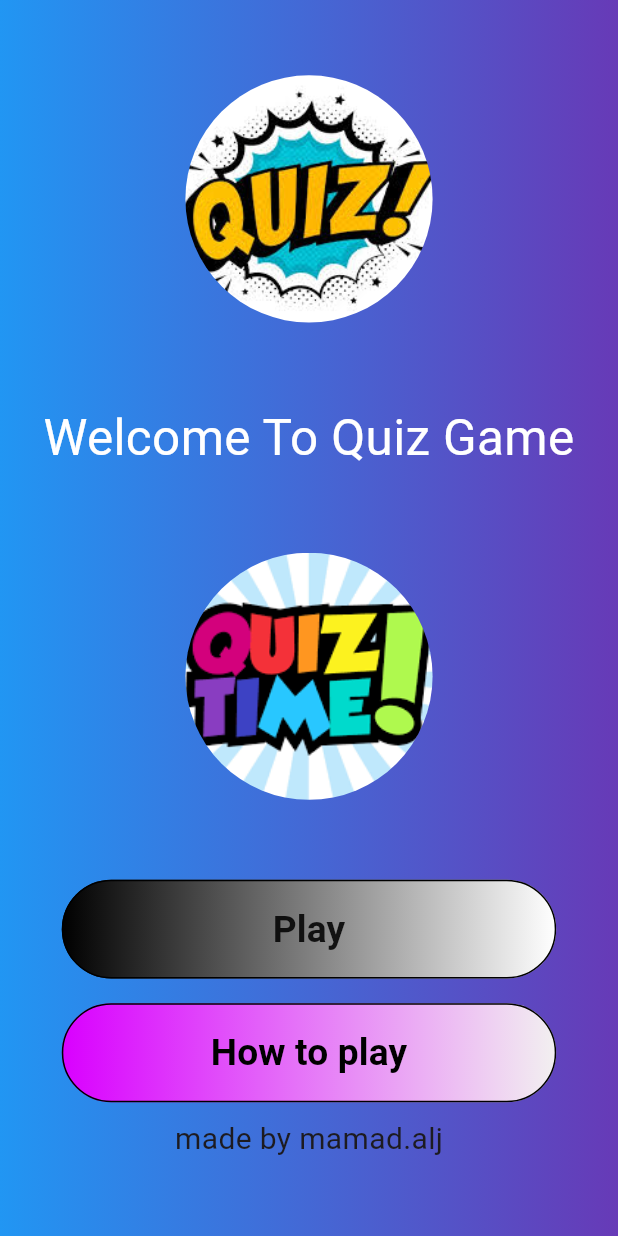
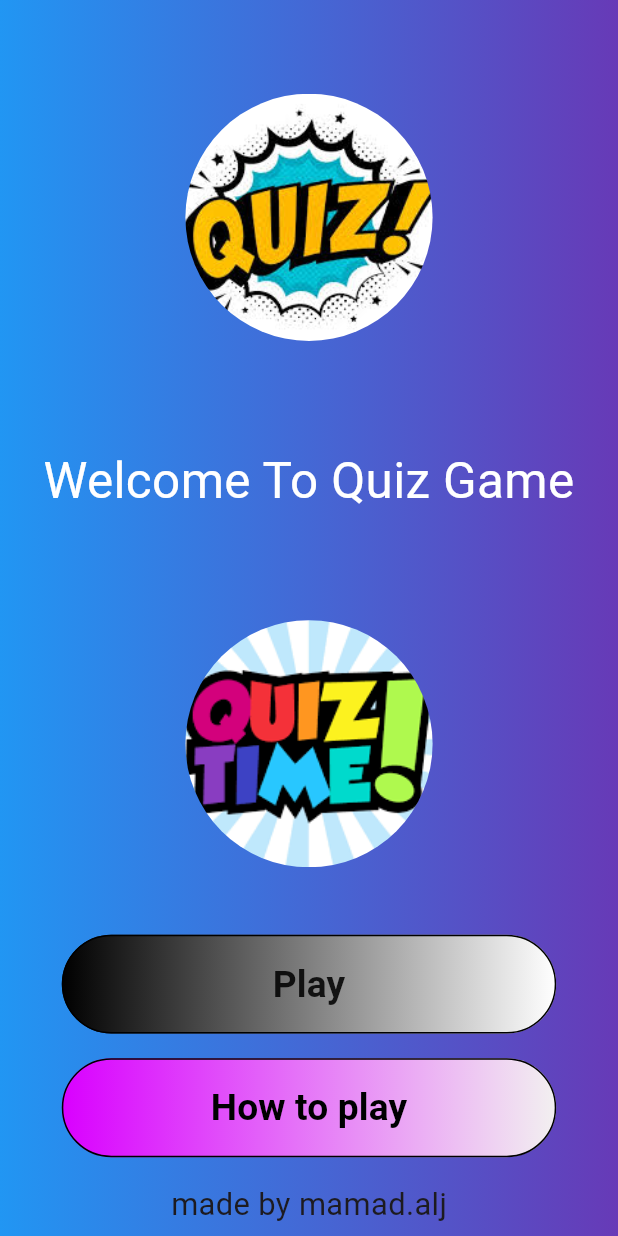
Before and after one commit to 027kid/game, a Flutter app: the screen it shows after launch, on a phone screen of 412 x 824 dp. Run offline on Flutter 3.47's test engine with Material 3 defaults, Android fonts, the phone set to English and light mode, and no system bars; our stand-ins replace hive_flutter; missing offline and left inert: session_next; accounts and stored records are empty.

Commit message:
Intelligence challenge fix project

```diff
--- a/lib/welcome.dart
+++ b/lib/welcome.dart
@@ -1,5 +1,3 @@
-// ignore_for_file: unused_local_variable, no_leading_underscores_for_local_identifiers
-
 import 'package:flutter/material.dart';
 import 'package:hive_flutter/hive_flutter.dart';
 import 'package:session_next/session_next.dart';
@@ -16,20 +14,24 @@ class WelcomePage extends StatelessWidget {
 
     return Scaffold(
       backgroundColor: Colors.blue,
-      body: Container(
+      body: LayoutBuilder(
+        builder: (context, constraints) {
+          return Container(
             width: double.infinity,
             decoration: const BoxDecoration(
-          gradient: LinearGradient(colors: [Colors.blue, Colors.deepPurple]),
+              gradient:
+                  LinearGradient(colors: [Colors.blue, Colors.deepPurple]),
             ),
             child: Column(
               mainAxisAlignment: MainAxisAlignment.spaceAround,
               children: [
                 SizedBox(height: size.height * 0.05), // فاصله از بالا
                 SizedBox(
-              height: size.width * 0.4,
-              width: size.width * 0.4,
+                  height: constraints.maxWidth * 0.4,
+                  width: constraints.maxWidth * 0.4,
                   child: ClipRRect(
-                borderRadius: BorderRadius.circular(size.width * 0.2),
+                    borderRadius:
+                        BorderRadius.circular(constraints.maxWidth * 0.2),
                     child: Image.asset(
                       "assets/download (1).png",
                       fit: BoxFit.cover,
@@ -40,29 +42,31 @@ class WelcomePage extends StatelessWidget {
                 Text(
                   "Welcome To Quiz Game",
                   style: TextStyle(
-                fontSize: size.width * 0.08,
+                    fontSize: constraints.maxWidth * 0.08,
                     color: Colors.white,
                   ),
                   textAlign: TextAlign.center,
                 ),
-            SizedBox(height: size.height * 0.05), // فاصله بین متن و تصویر دوم
                 SizedBox(
-              height: size.width * 0.4,
-              width: size.width * 0.4,
+                    height: size.height * 0.05), // فاصله بین متن و تصویر دوم
+                SizedBox(
+                  height: constraints.maxWidth * 0.4,
+                  width: constraints.maxWidth * 0.4,
                   child: ClipRRect(
-                borderRadius: BorderRadius.circular(size.width * 0.2),
+                    borderRadius:
+                        BorderRadius.circular(constraints.maxWidth * 0.2),
                     child: Image.asset(
                       "assets/download.png",
                       fit: BoxFit.cover,
                     ),
                   ),
                 ),
-            SizedBox(
-                height: size.height * 0.05), // فاصله بین تصویر دوم و دکمه‌ها
+                SizedBox(height: size.height * 0.02),
+
                 Column(
                   children: [
                     Container(
-                  width: size.width * 0.8,
+                      width: constraints.maxWidth * 0.8,
                       height: size.height * 0.08,
                       decoration: const ShapeDecoration(
                         shape: StadiumBorder(
@@ -80,7 +84,7 @@ class WelcomePage extends StatelessWidget {
                           "Play",
                           style: TextStyle(
                             fontWeight: FontWeight.bold,
-                        fontSize: size.width * 0.06,
+                            fontSize: constraints.maxWidth * 0.06,
                           ),
                         ),
                       ),
@@ -89,7 +93,7 @@ class WelcomePage extends StatelessWidget {
                       height: size.height * 0.02, // فاصله بین دکمه‌ها
                     ),
                     Container(
-                  width: size.width * 0.8,
+                      width: constraints.maxWidth * 0.8,
                       height: size.height * 0.08,
                       decoration: const ShapeDecoration(
                         shape: StadiumBorder(
@@ -111,23 +115,22 @@ class WelcomePage extends StatelessWidget {
                           style: TextStyle(
                             color: Colors.black,
                             fontWeight: FontWeight.bold,
-                        fontSize: size.width * 0.06,
+                            fontSize: constraints.maxWidth * 0.06,
                           ),
                         ),
                       ),
                     ),
-                const SizedBox(
-                  height: 10,
-                ),
-                const Text(
+                    SizedBox(height: size.height * 0.02),
+                    Text(
                       "made by mamad.alj",
-                  style: TextStyle(fontSize: 20),
+                      style: TextStyle(fontSize: constraints.maxWidth * 0.05),
                     )
                   ],
                 ),
-            SizedBox(height: size.height * 0.05), // فاصله از پایین
               ],
             ),
+          );
+        },
       ),
     );
   }
```
Lines whose indentation alone changed are shown as unchanged.
